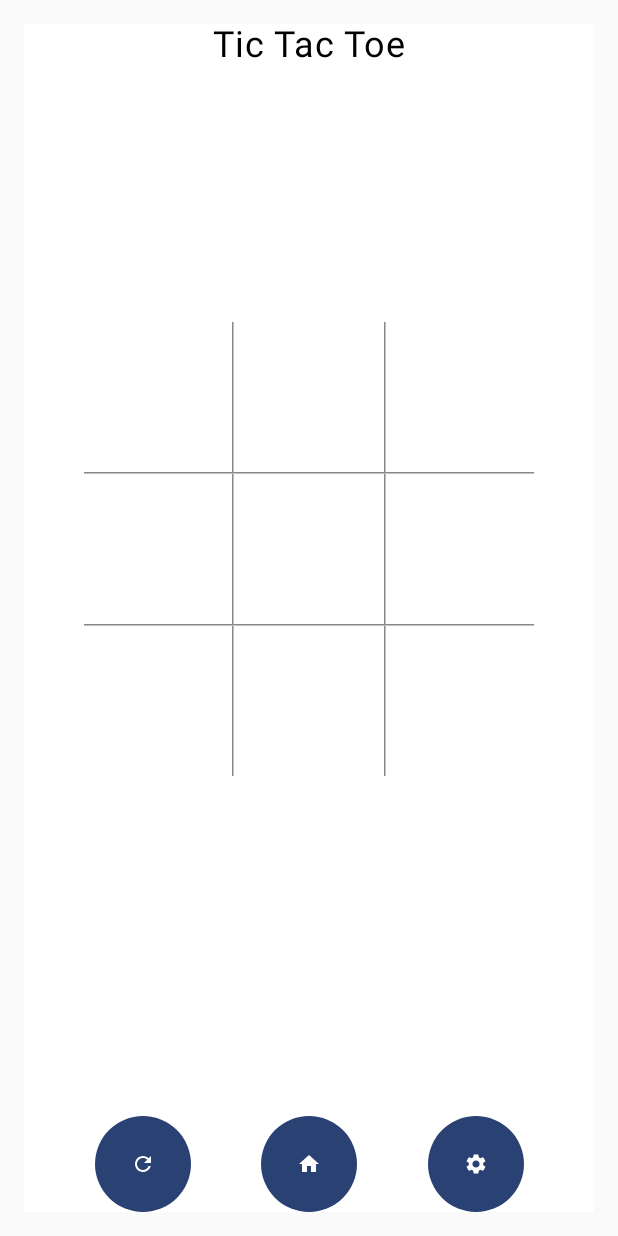
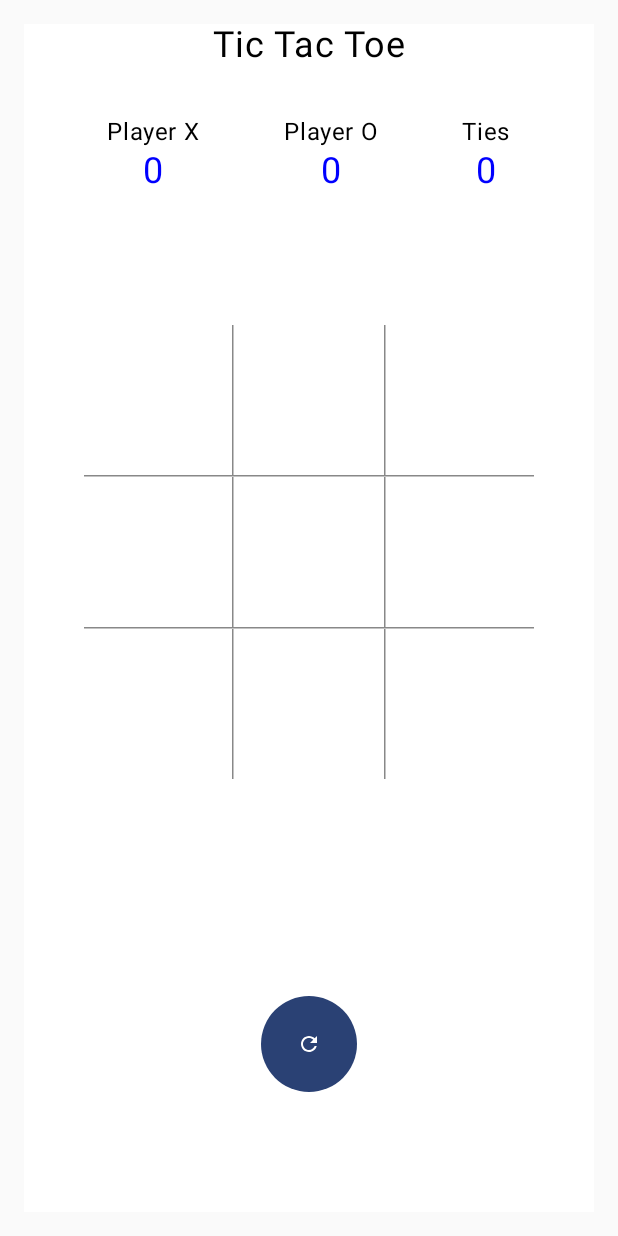
Before and after one commit to felipeperezleal/dadm-2024-2, an Android app built with Jetpack Compose: the MainActivity screen opened directly, with no data from a screen before it, on a phone screen of 412 x 824 dp. Run offline under Robolectric (Android 15) with nearby library versions, the phone set to English and light mode, and no system bars.

Commit message:
Scoreboard Tic Tac Toe added - TODO: Fix - Player can continue playing when game has already ended

```diff
--- a/reto3/app/src/main/java/com/example/reto_3/GameActivity.kt
+++ b/reto3/app/src/main/java/com/example/reto_3/GameActivity.kt
@@ -11,6 +11,7 @@ import androidx.compose.foundation.layout.fillMaxWidth
 import androidx.compose.foundation.layout.height
 import androidx.compose.foundation.layout.padding
 import androidx.compose.foundation.layout.size
+import androidx.compose.foundation.layout.statusBarsPadding
 import androidx.compose.foundation.layout.width
 import androidx.compose.foundation.shape.CircleShape
 import androidx.compose.material.icons.Icons
@@ -26,6 +27,7 @@ import androidx.compose.material3.Text
 import androidx.compose.material3.VerticalDivider
 import androidx.compose.runtime.Composable
 import androidx.compose.runtime.getValue
+import androidx.compose.runtime.mutableIntStateOf
 import androidx.compose.runtime.mutableStateOf
 import androidx.compose.runtime.remember
 import androidx.compose.runtime.setValue
@@ -44,8 +46,17 @@ fun  GameActivity() {
     var boardState by remember { mutableStateOf(Array(3) { Array(3) { "" } }) }
     var gameMessage by remember { mutableStateOf("") }
 
+    var playerOneWins by remember { mutableIntStateOf(0) }
+    var playerTwoWins by remember { mutableIntStateOf(0) }
+    var ties by remember { mutableIntStateOf(0) }
+
     gameLogic.onGameEnd = { message ->
         gameMessage = message
+        when {
+            message.contains("X wins") -> playerOneWins++
+            message.contains("O wins") -> playerTwoWins++
+            message.contains("It's a tie") -> ties++
+        }
     }
 
     fun resetGame() {
@@ -54,7 +65,7 @@ fun  GameActivity() {
         gameMessage = ""
     }
 
-    Box(Modifier.fillMaxSize().padding(16.dp).background(backgroundColor)) {
+    Box(Modifier.fillMaxSize().padding(16.dp).background(backgroundColor).statusBarsPadding()) {
         Screen(
             modifier = Modifier.align(Alignment.Center),
             boardState = boardState,
@@ -76,6 +87,9 @@ fun  GameActivity() {
                 }
             },
             onRefresh = { resetGame() },
+            playerOneWins = playerOneWins,
+            playerTwoWins = playerTwoWins,
+            ties = ties,
         )
     }
 }
@@ -87,14 +101,34 @@ fun Screen(
     gameMessage: String,
     onUserMove: (Int, Int) -> Unit,
     onRefresh: () -> Unit,
+    playerOneWins: Int,
+    playerTwoWins: Int,
+    ties: Int
 ) {
     Column(modifier = modifier) {
         Header()
         Spacer(modifier = Modifier.padding(16.dp))
-        Board(modifier = Modifier.weight(1f), boardState = boardState, onUserMove = onUserMove)
-            Text(text = gameMessage, color = Color.Red, fontSize = 20.sp, modifier = Modifier.padding(16.dp))
+        Scoreboard(
+            playerOneWins = playerOneWins,
+            playerTwoWins = playerTwoWins,
+            ties = ties
+        )
         Spacer(modifier = Modifier.padding(16.dp))
+        Board(
+            modifier = Modifier
+                .weight(1f)
+                .padding(top = 16.dp),
+            boardState = boardState,
+            onUserMove = onUserMove
+        )
+        Text(
+            text = gameMessage,
+            color = Color.Blue,
+            fontSize = 20.sp,
+        )
+        Spacer(modifier = Modifier.weight(0.2f))
         Footer(onRefresh = onRefresh)
+        Spacer(modifier = Modifier.weight(0.2f))
     }
 }
 
@@ -104,6 +138,33 @@ fun Header() {
         Text("Tic Tac Toe", fontSize = 24.sp)
     }
 }
+
+@Composable
+fun Scoreboard(
+    playerOneWins: Int,
+    playerTwoWins: Int,
+    ties: Int
+) {
+    Row(
+        horizontalArrangement = Arrangement.SpaceEvenly,
+        modifier = Modifier.fillMaxWidth()
+    ) {
+        ScoreCard(title = "Player X", score = playerOneWins)
+        ScoreCard(title = "Player O", score = playerTwoWins)
+        ScoreCard(title = "Ties", score = ties)
+    }
+}
+
+@Composable
+fun ScoreCard(title: String, score: Int) {
+    Column(
+        horizontalAlignment = Alignment.CenterHorizontally
+    ) {
+        Text(text = title, fontSize = 16.sp)
+        Text(text = score.toString(), fontSize = 24.sp, color = Color.Blue)
+    }
+}
+
 @Composable
 fun Board(modifier: Modifier, boardState: Array<Array<String>>, onUserMove: (Int, Int) -> Unit) {
     Column(
@@ -163,8 +224,8 @@ fun Footer(onRefresh: () -> Unit) {
         modifier = Modifier.fillMaxWidth()
     ) {
         FooterButton(Icons.Default.Refresh) { onRefresh() }
-        FooterButton(Icons.Default.Home) {  }
-        FooterButton(Icons.Default.Settings) {  }
+//        FooterButton(Icons.Default.Home) {  }
+//        FooterButton(Icons.Default.Settings) {  }
     }
 }
 
--- a/reto3/app/src/main/java/com/example/reto_3/GameLogic.kt
+++ b/reto3/app/src/main/java/com/example/reto_3/GameLogic.kt
@@ -48,7 +48,7 @@ class GameLogic {
                 board[i] = PLAYER_ONE
                 if (checkForWinner() == 2) {
                     board[i] = PLAYER_TWO
-                    onGameEnd?.invoke("Computer is moving to ${i + 1}")
+                    onGameEnd?.invoke("Player two is moving to ${i + 1}")
                     return
                 } else {
                     board[i] = current
@@ -62,7 +62,7 @@ class GameLogic {
         } while (board[move] == PLAYER_ONE || board[move] == PLAYER_TWO)
 
         board[move] = PLAYER_TWO
-        onGameEnd?.invoke("Computer is moving to ${move + 1}")
+        onGameEnd?.invoke("Player two is moving to ${move + 1}")
     }
 
     private fun checkForWinner(): Int {
```
